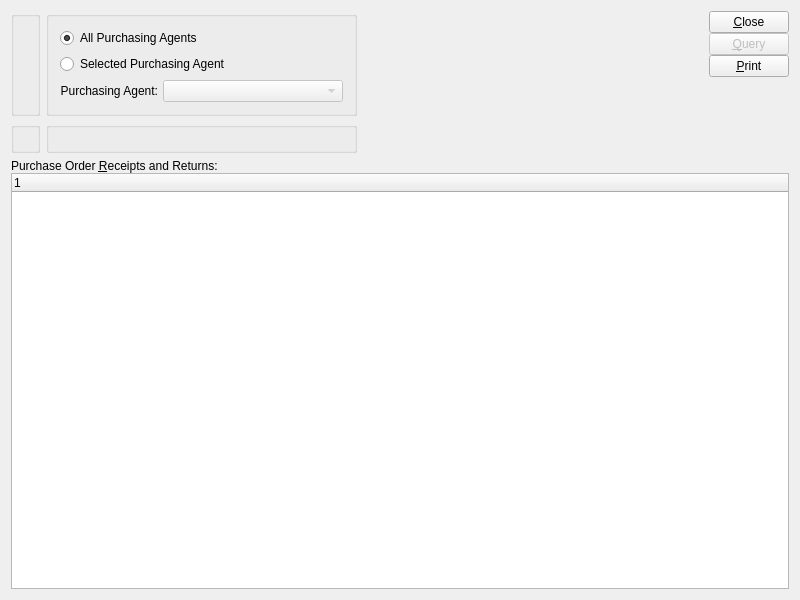
The window that xtuple/trunk/guiclient/dspPoPriceVariancesByItem.ui (WooodHead/xtuple) describes before a commit, drawn with Qt 5.
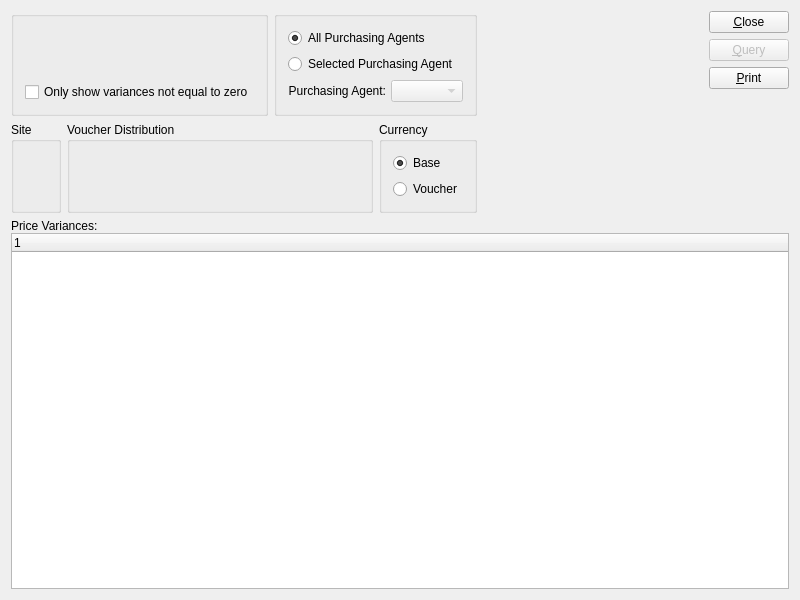
The same window after the commit. Custom widgets are drawn as their Qt base class.

Commit message: issue #10974, #11199:  Add purchase price variance info to purchase price variance reports.

What changed in the file:
```diff
--- a/xtuple/trunk/guiclient/dspPoPriceVariancesByItem.ui
+++ b/xtuple/trunk/guiclient/dspPoPriceVariancesByItem.ui
@@ -34,17 +34,18 @@
           <item row="0" column="0">
            <widget class="ItemCluster" name="_item"/>
           </item>
+          <item row="1" column="0">
+           <widget class="XCheckBox" name="_notZero">
+            <property name="text">
+             <string>Only show variances not equal to zero</string>
+            </property>
+           </widget>
+          </item>
          </layout>
         </widget>
        </item>
        <item row="0" column="1">
         <widget class="QGroupBox" name="_agentGroup">
-         <property name="sizePolicy">
-          <sizepolicy hsizetype="Preferred" vsizetype="Fixed">
-           <horstretch>0</horstretch>
-           <verstretch>0</verstretch>
-          </sizepolicy>
-         </property>
          <property name="title">
           <string/>
          </property>
@@ -111,27 +112,70 @@
          </layout>
         </widget>
        </item>
-       <item row="1" column="0">
+       <item row="1" column="0" colspan="2">
+        <layout class="QHBoxLayout" name="horizontalLayout_2">
+         <item>
         <widget class="WarehouseGroup" name="_warehouse">
          <property name="title">
-          <string/>
+            <string>Site</string>
          </property>
          <property name="fixedSize">
           <bool>false</bool>
          </property>
         </widget>
        </item>
-       <item row="1" column="1">
+         <item>
         <widget class="QGroupBox" name="_dateGroup">
          <property name="title">
-          <string/>
+            <string>Voucher Distribution</string>
          </property>
          <layout class="QGridLayout" name="gridLayout_2">
           <item row="0" column="0">
            <widget class="DateCluster" name="_dates"/>
           </item>
-         </layout>
-        </widget>
+            <item row="0" column="1">
+             <spacer name="horizontalSpacer_3">
+              <property name="orientation">
+               <enum>Qt::Horizontal</enum>
+              </property>
+              <property name="sizeHint" stdset="0">
+               <size>
+                <width>0</width>
+                <height>20</height>
+               </size>
+              </property>
+             </spacer>
+            </item>
+           </layout>
+          </widget>
+         </item>
+         <item>
+          <widget class="QGroupBox" name="_currencyGroup">
+           <property name="title">
+            <string>Currency</string>
+           </property>
+           <layout class="QVBoxLayout" name="verticalLayout">
+            <item>
+             <widget class="QRadioButton" name="_baseCurr">
+              <property name="text">
+               <string>Base</string>
+              </property>
+              <property name="checked">
+               <bool>true</bool>
+              </property>
+             </widget>
+            </item>
+            <item>
+             <widget class="QRadioButton" name="_voCurr">
+              <property name="text">
+               <string>Voucher</string>
+              </property>
+             </widget>
+            </item>
+           </layout>
+          </widget>
+         </item>
+        </layout>
        </item>
       </layout>
      </item>
@@ -142,7 +186,7 @@
        </property>
        <property name="sizeHint" stdset="0">
         <size>
-         <width>0</width>
+         <width>13</width>
          <height>20</height>
         </size>
        </property>
@@ -150,14 +194,8 @@
      </item>
      <item>
       <layout class="QVBoxLayout">
-       <property name="spacing">
-        <number>0</number>
-       </property>
        <item>
         <layout class="QVBoxLayout">
-         <property name="spacing">
-          <number>0</number>
-         </property>
          <item>
           <widget class="QPushButton" name="_close">
            <property name="text">
@@ -263,7 +301,7 @@
         <item>
          <widget class="QLabel" name="_porecvLit">
           <property name="text">
-           <string>Purchase Order &amp;Receipts and Returns:</string>
+           <string>Price Variances:</string>
           </property>
           <property name="buddy">
            <cstring>_porecv</cstring>
@@ -317,6 +355,11 @@
    <extends>QGroupBox</extends>
    <header>warehousegroup.h</header>
   </customwidget>
+  <customwidget>
+   <class>XCheckBox</class>
+   <extends>QCheckBox</extends>
+   <header>xcheckbox.h</header>
+  </customwidget>
   <customwidget>
    <class>XComboBox</class>
    <extends>QComboBox</extends>
```
Lines whose indentation alone changed are shown as unchanged. The commit also changes 9 other files.
